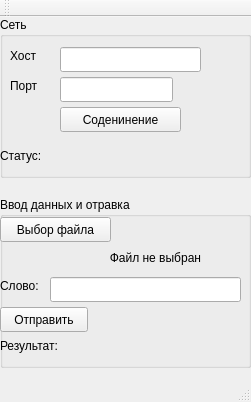
Old version of the form client/mainWindow/mainwindow.ui in the repository netgeck/rubius_test.
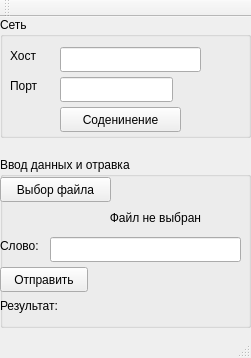
New version of the form.

Commit message: client: при успешно соединении отключается вся сетевая часть GUI;

Diff of the .ui file:
```diff
--- a/client/mainWindow/mainwindow.ui
+++ b/client/mainWindow/mainwindow.ui
@@ -7,7 +7,7 @@
     <x>0</x>
     <y>0</y>
     <width>251</width>
-    <height>402</height>
+    <height>358</height>
    </rect>
   </property>
   <property name="windowTitle">
@@ -20,7 +20,7 @@
       <x>0</x>
       <y>0</y>
       <width>251</width>
-      <height>161</height>
+      <height>121</height>
      </rect>
     </property>
     <property name="title">
@@ -85,38 +85,12 @@
       <string>Соденинение</string>
      </property>
     </widget>
-    <widget class="QLabel" name="label_status">
-     <property name="geometry">
-      <rect>
-       <x>0</x>
-       <y>130</y>
-       <width>61</width>
-       <height>17</height>
-      </rect>
-     </property>
-     <property name="text">
-      <string>Статус:</string>
-     </property>
-    </widget>
-    <widget class="QLabel" name="label_status_out">
-     <property name="geometry">
-      <rect>
-       <x>70</x>
-       <y>130</y>
-       <width>70</width>
-       <height>17</height>
-      </rect>
-     </property>
-     <property name="text">
-      <string/>
-     </property>
-    </widget>
    </widget>
    <widget class="QGroupBox" name="groupBox_work">
     <property name="geometry">
      <rect>
       <x>0</x>
-      <y>180</y>
+      <y>140</y>
       <width>251</width>
       <height>171</height>
      </rect>
```
Left out of the diff: 8 changed lines with no effect on the pictures. The commit also changes 1 other file.
